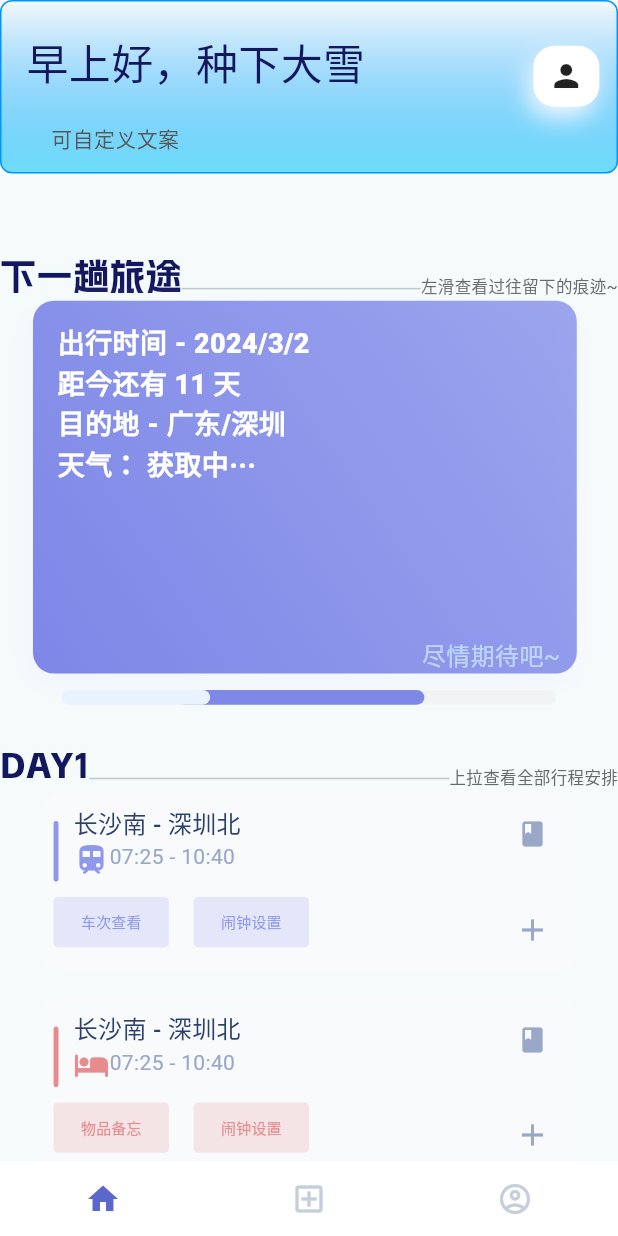
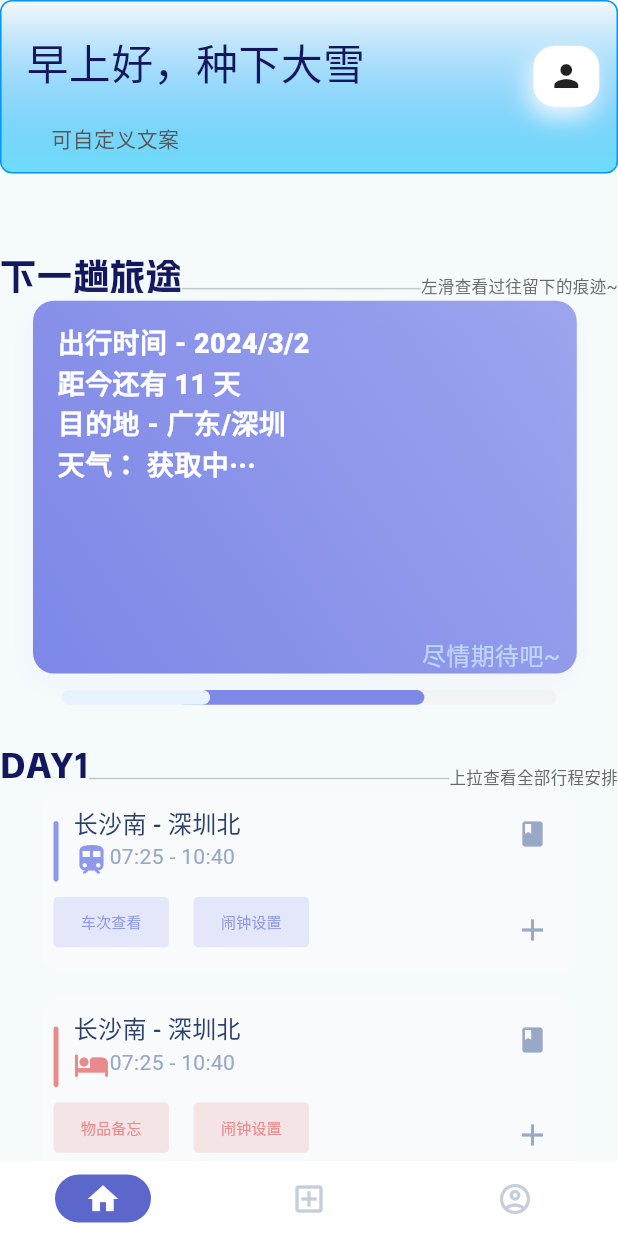
Before and after one commit to plantSnow/Pirt, a Flutter app: the screen it shows after launch, on a phone screen of 412 x 824 dp. Run offline on Flutter 3.47's test engine with Material 3 defaults, Android fonts, the phone set to English and light mode, and no system bars; Roboto replaces fonts that are missing (YuYang).

Commit message:
按钮小调

```diff
--- a/lib/widgets/HomePage/navigation_bar.dart
+++ b/lib/widgets/HomePage/navigation_bar.dart
@@ -55,16 +55,16 @@ class _MyNavigationState extends State<MyNavigation> {
             // }
           });
         },
-        indicatorColor: Colors.white,
+        indicatorColor: const Color(0xff5b67ca),
         indicatorShape: const RoundedRectangleBorder(
           borderRadius: BorderRadius.all(Radius.circular(40)),
         ),
         selectedIndex: currentPageIndex,
-        destinations: const <Widget> [
+        destinations: const <Widget>[
           NavigationDestination(
             selectedIcon: Icon(
               Icons.home,
-              color: Color(0xff5b67ca),
+              color: Colors.white,
             ),
             icon: Icon(
               Icons.home_outlined,
@@ -75,7 +75,7 @@ class _MyNavigationState extends State<MyNavigation> {
           NavigationDestination(
             selectedIcon: Icon(
               Icons.add_box,
-              color: Color(0xff5b67ca),
+              color: Colors.white,
             ),
             icon: Icon(
               Icons.add_box_outlined,
@@ -84,8 +84,10 @@ class _MyNavigationState extends State<MyNavigation> {
             label: '新建',
           ),
           NavigationDestination(
-            selectedIcon: Icon(Icons.account_circle,
-              color: Color(0xff5b67ca),),
+            selectedIcon: Icon(
+              Icons.account_circle,
+              color: Colors.white,
+            ),
             icon: Icon(
               Icons.account_circle_outlined,
               color: Color(0xffc6cedd),
```
Also changed, not shown: lib/widgets/HomePage/bottom_tab.dart (deleted, +0 -131 lines).
